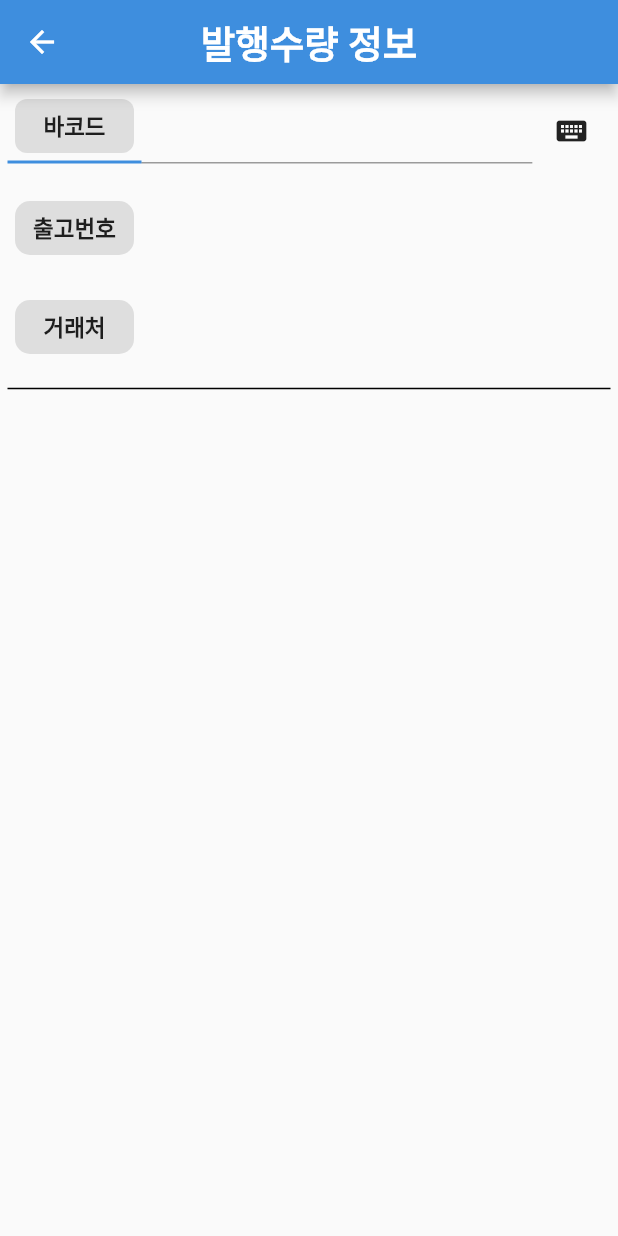
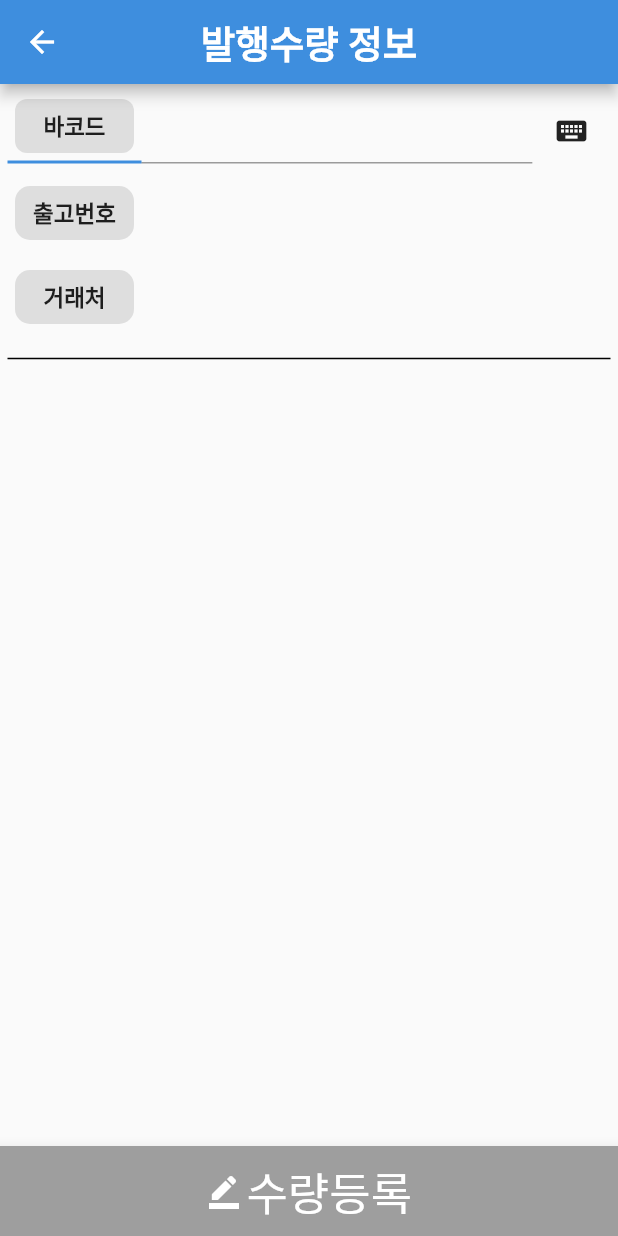
Before and after one commit to janggyeoeng/project, a Flutter app: the ScmCheckDetail screen opened directly with empty values, on a phone screen of 412 x 824 dp. Run offline on Flutter 3.47's test engine with Material 2 defaults, Android fonts, the light colour scheme and no system bars; our stand-ins replace auto_size_text, get, google_fonts; missing offline and left inert: sql_conn.

Commit message:
박스 세부정보 바코드 스캔

```diff
--- a/lib/src/scm_admin/scm_check_detail/scm_check_detail.dart
+++ b/lib/src/scm_admin/scm_check_detail/scm_check_detail.dart
@@ -121,7 +121,8 @@ class _ScmCheckDetailState extends State<ScmCheckDetail> {
                                 onFieldSubmitted: (value) async {
                                   print(value);
                                   //await _controller.scanBarcode(value);
-                                    _controller.check();
+                                  _controller.check(context);
+
                                   outTap = false;
                                   _controller.setFocus(context);
                                   setState(() {});
@@ -138,8 +139,10 @@ class _ScmCheckDetailState extends State<ScmCheckDetail> {
                                     focusedBorder: UnderlineInputBorder(
                                         borderSide:
                                             BorderSide(color: Colors.grey))),
-                                  onFieldSubmitted: (value) {
-                                    _controller.check();
+                                onFieldSubmitted: (value) async {
+                                  _controller.checkNb(
+                                      context, widget.detailNumber);
+                                  _controller.check(context);
                                   outTap = false;
                                   _controller.setFocus(context);
                                   setState(() {});
@@ -176,7 +179,7 @@ class _ScmCheckDetailState extends State<ScmCheckDetail> {
                     )),
               ],
             ),
-              const SizedBox(height: 20),
+            const SizedBox(height: 10),
             Row(
               mainAxisAlignment: MainAxisAlignment.center,
               children: [
@@ -217,7 +220,7 @@ class _ScmCheckDetailState extends State<ScmCheckDetail> {
                 ),
               ],
             ),
-              const SizedBox(height: 20),
+            const SizedBox(height: 10),
             Row(
               mainAxisAlignment: MainAxisAlignment.center,
               children: [
@@ -264,7 +267,8 @@ class _ScmCheckDetailState extends State<ScmCheckDetail> {
               color: Colors.black,
             ),
             Expanded(
-                child: Obx(() {
+              child: Obx(
+                () {
                   final detailData = _controller.model.detailData.value;
                   return ListView.builder(
                     shrinkWrap: true,
@@ -349,13 +353,41 @@ class _ScmCheckDetailState extends State<ScmCheckDetail> {
                               ],
                             ),
                           ],
-                          ));
+                        ),
+                      );
                     },
                   );
-                }),
+                },
+              ),
             ),
           ],
-          )),
+        ),
+      ),
+      bottomNavigationBar: BottomAppBar(
+        color: Colors.grey,
+        height: 60,
+        child: GestureDetector(
+          child: Container(
+            color: Colors.grey,
+            child: const Row(
+              mainAxisAlignment: MainAxisAlignment.center,
+              children: [
+                Icon(Icons.border_color, color: Colors.white),
+                SizedBox(
+                  width: 3,
+                ),
+                Text(
+                  '수량등록',
+                  style: TextStyle(fontSize: 30, color: Colors.white),
+                ),
+              ],
+            ),
+          ),
+          onTap: () async {
+            _controller.saveEnd(widget.detailNumber);
+          },
+        ),
+      ),
     );
   }
 }
```
Also changed, not shown: lib/src/scm_admin/scm_check_detail/scm_check_detail_controller.dart (+10 -2 lines), lib/src/scm_admin/scm_check_detail/scm_check_detail_model.dart (+62 -37 lines). Lines whose indentation alone changed are shown as unchanged.
